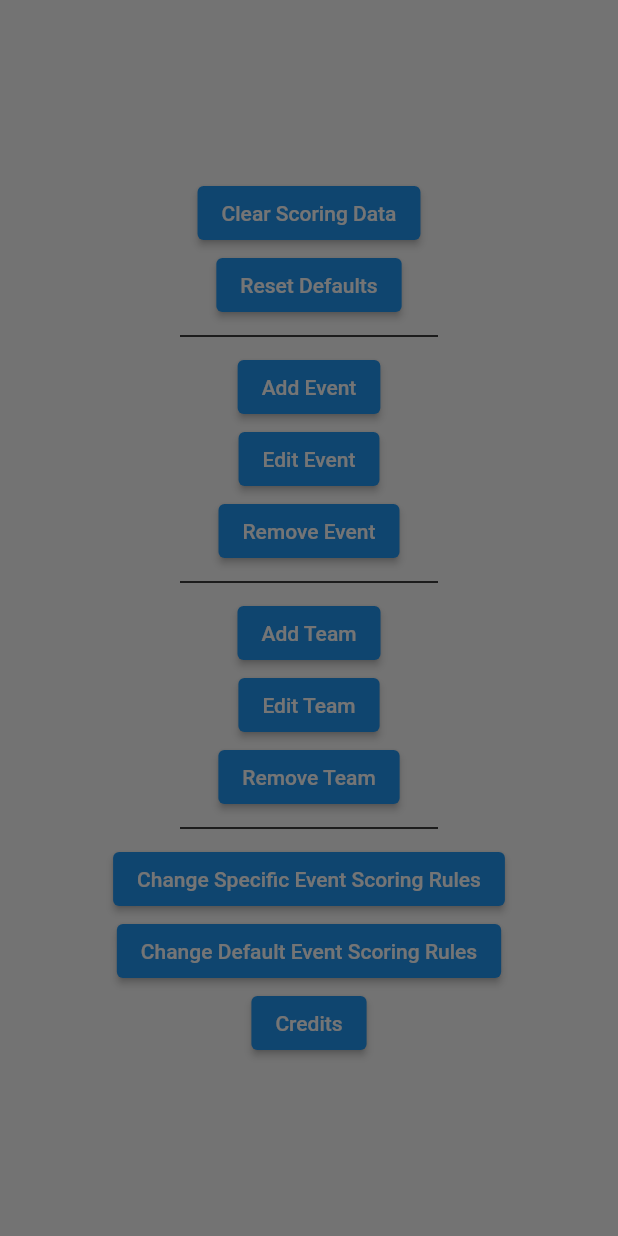
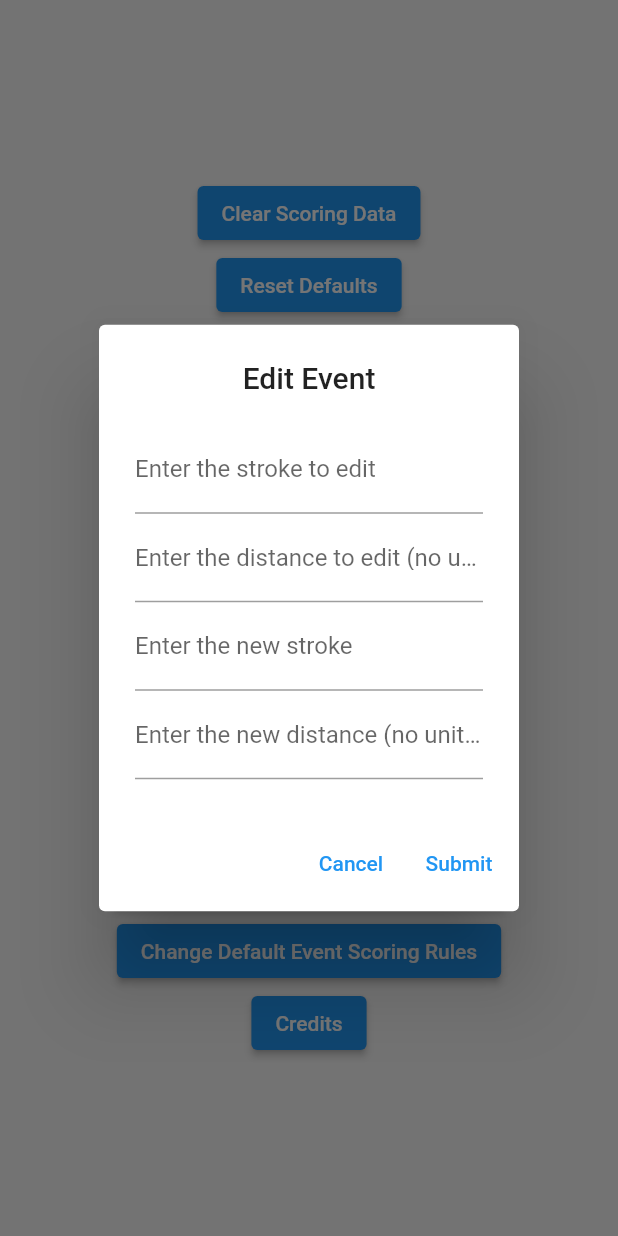
Before and after one commit to BribedJupiter/Swimscore, a Flutter app: the Settings widget shown alone on an empty page, opened directly, after a tap on "Edit Event", on a phone screen of 412 x 824 dp. Run offline on Flutter 3.47's test engine with Material 2 defaults, Android fonts, the light colour scheme and no system bars.

Commit message:
Added Edit events, reset defaults broke again

```diff
--- a/lib/main.dart
+++ b/lib/main.dart
@@ -141,11 +141,15 @@ class _SettingsState extends State<Settings> {
 
   final settingsTextController = TextEditingController();
   final settingsTextControllerTwo = TextEditingController();
+  final settingsTextControllerThree = TextEditingController();
+  final settingsTextControllerFour = TextEditingController();
 
   @override
   void dispose() {
     settingsTextController.dispose();
     settingsTextControllerTwo.dispose();
+    settingsTextControllerThree.dispose();
+    settingsTextControllerFour.dispose();
     super.dispose();
   }
 
@@ -303,7 +307,75 @@ class _SettingsState extends State<Settings> {
             );
           }
           else if (addEditRemove == 2) {
-            return AlertDialog();
+            return AlertDialog(
+              title: const Text("Edit Event", textAlign: TextAlign.center,),
+              content: Container(
+                child: Column(
+                  mainAxisSize: MainAxisSize.min,
+                  mainAxisAlignment: MainAxisAlignment.center,
+                  crossAxisAlignment: CrossAxisAlignment.center,
+                  children: [
+                    TextFormField(
+                      controller: settingsTextController,
+                      decoration: const InputDecoration(
+                          border: UnderlineInputBorder(),
+                          labelText: "Enter the stroke to edit"
+                      ),
+                    ),
+                    TextFormField(
+                      controller: settingsTextControllerTwo,
+                      decoration: const InputDecoration(
+                          border: UnderlineInputBorder(),
+                          labelText: "Enter the distance to edit (no units)"
+                      ),
+                    ),
+                    TextFormField(
+                      controller: settingsTextControllerThree,
+                      decoration: const InputDecoration(
+                          border: UnderlineInputBorder(),
+                          labelText: "Enter the new stroke"
+                      ),
+                    ),
+                    TextFormField(
+                      controller: settingsTextControllerFour,
+                      decoration: const InputDecoration(
+                          border: UnderlineInputBorder(),
+                          labelText: "Enter the new distance (no units)"
+                      ),
+                    )
+                  ],
+                ),
+              ),
+              actions: [
+                TextButton(
+                    onPressed: () {
+                      Navigator .of(context).pop();
+                    },
+                    child: Text("Cancel")
+                ),
+                TextButton(
+                    onPressed: () {
+                      bool found = false;
+                      EventData? toChange;
+                      for (EventData ed in g.eventDataList) {
+                        if ((ed.name.toLowerCase() == settingsTextController.text.toLowerCase()) && (int.parse(settingsTextControllerTwo.text) == ed.distance)) { //TODO: Check for parseint errors
+                          found = true;
+                          toChange = ed;
+                        }
+                      }
+                      if (settingsTextController.text.isNotEmpty && settingsTextControllerTwo.text.isNotEmpty && settingsTextControllerThree.text.isNotEmpty && settingsTextControllerFour.text.isNotEmpty && found) { //TODO: Check for duplicates
+                        toChange?.name = settingsTextControllerThree.text; //TODO: Implement place & relay
+                        toChange?.distance = int.parse(settingsTextControllerFour.text); //TODO: Reset defaults keeps edited events
+                        Navigator .of(context).pop();
+                      } else {
+                        Navigator .of(context).pop();
+                        wariningAlert("Event add failed. Must enter both a stroke and distance for both the old and new event.");
+                      }
+                    },
+                    child: Text("Submit")
+                ),
+              ],
+            );
           }
           else {
             return AlertDialog(
```
